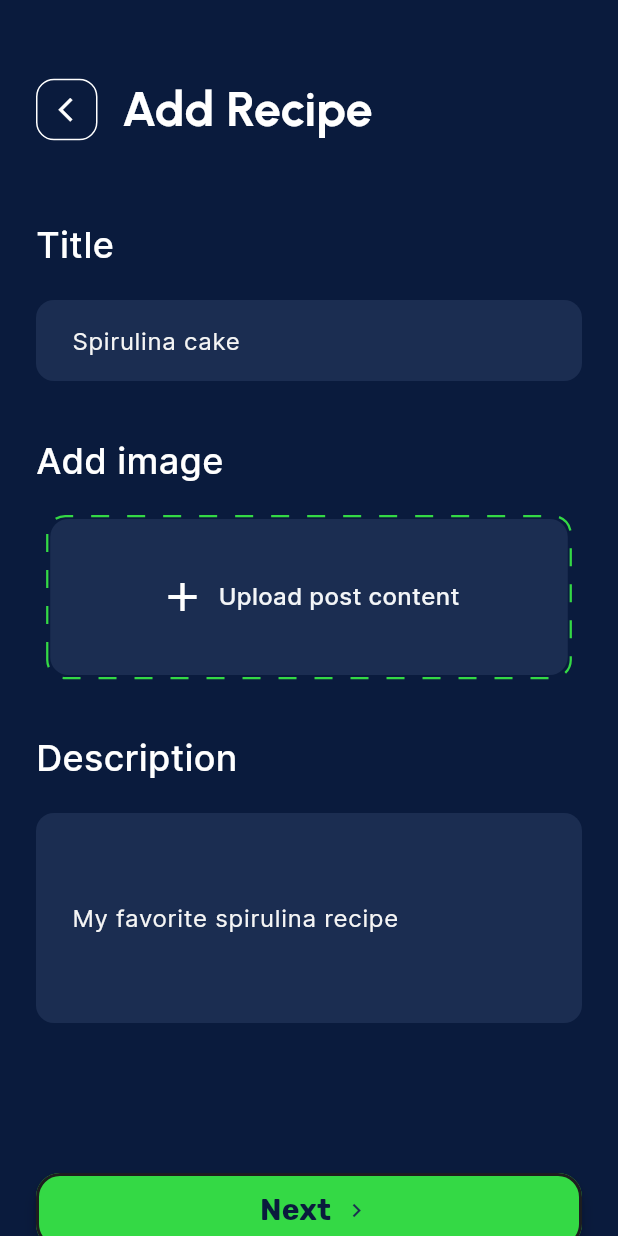
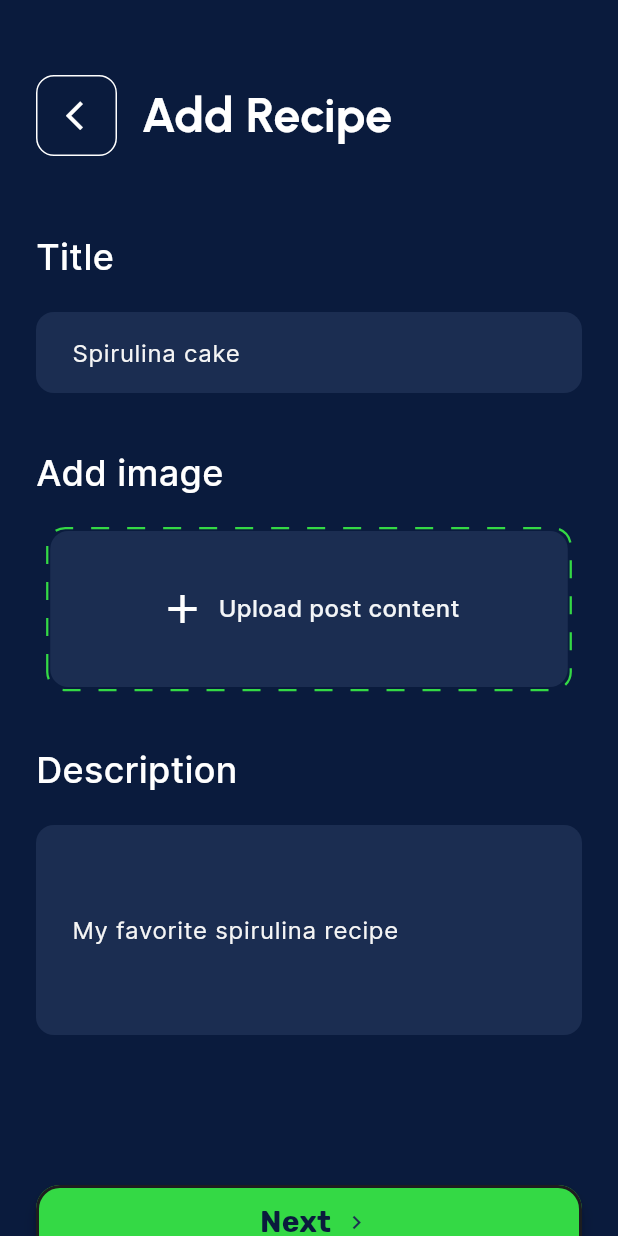
Before and after one commit to Said-Ines/Spiraw, a Flutter app: the AddRecipeScreen screen opened by its route, on a phone screen of 412 x 824 dp. Run offline on Flutter 3.47's test engine with Material 3 defaults, Android fonts, the phone set to English and light mode, and no system bars; drawn by our look-alikes of dotted_border; our stand-ins replace action_slider, cloud_firestore, connectivity_plus, country_picker, firebase_auth, firebase_core and 9 more; missing offline and left inert: day_picker, qr_code_scanner, scan, vertical_percent_indicator; accounts and stored records are empty.

Commit message:
fixing back button & imports

```diff
--- a/lib/modules/core/machine_setup/screens/scanning_template_screen.dart
+++ b/lib/modules/core/machine_setup/screens/scanning_template_screen.dart
@@ -1,7 +1,6 @@
 import 'dart:io';
 
 import 'package:dotted_border/dotted_border.dart';
-import 'package:gap/gap.dart';
 import 'package:qr_code_scanner/qr_code_scanner.dart';
 
 import '../../../../bases/screens/exports.dart';
@@ -30,9 +29,7 @@ class ScanningTemplateScreen extends GetView<ScanningTemplateController> {
               const Gap(28),
               Text(
                 title,
-                style: AppStyles.urbanistboldHeadline3
-                    .withSize(FontSizes.headline4)
-                    .withColor(Colors.white),
+                style: AppStyles.urbanistboldHeadline3.withSize(FontSizes.headline4).withColor(Colors.white),
               ).center().align(alignment: Alignment.topLeft),
             ],
           ),
@@ -77,7 +74,6 @@ class ScanningTemplateScreen extends GetView<ScanningTemplateController> {
       ).paddingOnly(top: AppConstants.minBodyTopPadding),
       floatingActionButton:
           const GradientBar().paddingSymmetric(vertical: 40, horizontal: AppConstants.bodyMinSymetricHorizontalPadding),
-
     );
   }
 }
--- a/lib/widgets/back_button.dart
+++ b/lib/widgets/back_button.dart
@@ -2,10 +2,10 @@ import '../../../../bases/screens/exports.dart';
 
 class BackButton extends StatelessWidget {
   const BackButton({
-    super.key,
+    Key? key,
     this.fromMachineSetup = false,
     this.fromScanning = false,
-  });
+  }) : super(key: key);
 
   final bool fromMachineSetup;
   final bool fromScanning;
@@ -15,11 +15,10 @@ class BackButton extends StatelessWidget {
     final backgroundColor = fromScanning ? Colors.white : (fromMachineSetup ? AppColors.inputColor : AppColors.transparent);
     final iconColor = fromScanning ? AppColors.inputColor : Colors.white;
     return Container(
-      height: !fromScanning ? AppConstants.buttons.icon.scanningButtonSize : AppConstants.buttons.icon.size,
-      width: !fromScanning ? AppConstants.buttons.icon.scanningButtonSize : AppConstants.buttons.icon.size,
+      height: fromScanning ? AppConstants.buttons.icon.scanningButtonSize : AppConstants.buttons.icon.size,
+      width: fromScanning ? AppConstants.buttons.icon.scanningButtonSize : AppConstants.buttons.icon.size,
       decoration: BoxDecoration(
         color: backgroundColor,
-        //gradient: AppColors.backButtonBorderGradient,
         borderRadius: BorderRadius.circular(AppConstants.buttons.icon.radius),
       ),
       child: IconButton(
@@ -32,12 +31,11 @@ class BackButton extends StatelessWidget {
         ),
         onPressed: Get.back,
         icon: Icon(
-          !fromMachineSetup ? Icons.arrow_back_ios : Icons.arrow_back,
+          fromMachineSetup ? Icons.arrow_back : Icons.arrow_back_ios,
           color: iconColor,
-          size: !fromScanning ? AppConstants.buttons.icon.scanningIconSize : AppConstants.buttons.icon.iconSize,
-        ).paddingSymmetric(horizontal: (!fromMachineSetup) ? 7 : (fromScanning ? 12 : 0)),
+          size: fromScanning ? AppConstants.buttons.icon.scanningIconSize : AppConstants.buttons.icon.iconSize,
+        ).paddingSymmetric(horizontal: fromScanning ? 7 : (fromMachineSetup ? 0 : 12)),
       ),
     );
-    //.align(alignment: !fromMachineSetup ? Alignment.topLeft : Alignment.bottomLeft);
   }
 }
```
